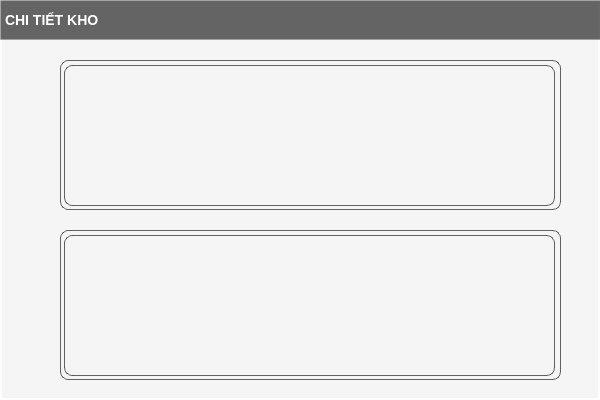
The window that src/modules/admin/ui/ui_design/warehouse_detail.ui (Ryhtruly/Stationery-Officehub) describes before a commit, drawn with Qt 5.
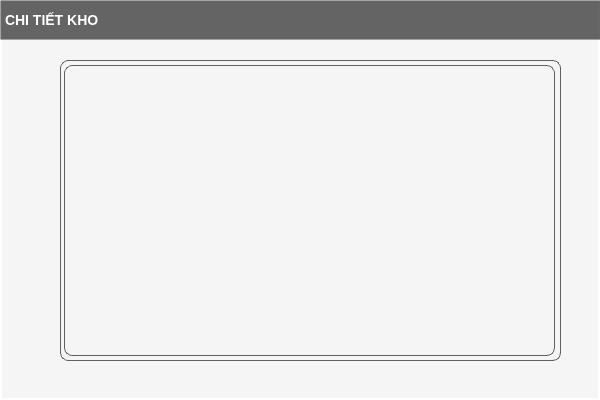
The same window after the commit.

What changed in the file:
```diff
--- a/src/modules/admin/ui/ui_design/warehouse_detail.ui
+++ b/src/modules/admin/ui/ui_design/warehouse_detail.ui
@@ -72,7 +72,7 @@
      <x>60</x>
      <y>60</y>
      <width>501</width>
-     <height>150</height>
+     <height>301</height>
     </rect>
    </property>
    <property name="styleSheet">
@@ -91,40 +91,7 @@
       <x>4</x>
       <y>5</y>
       <width>491</width>
-      <height>141</height>
-     </rect>
-    </property>
-    <property name="text">
-     <string/>
-    </property>
-   </widget>
-  </widget>
-  <widget class="QWidget" name="inf_kho_1" native="true">
-   <property name="geometry">
-    <rect>
-     <x>60</x>
-     <y>230</y>
-     <width>501</width>
-     <height>150</height>
-    </rect>
-   </property>
-   <property name="styleSheet">
-    <string notr="true">QWidget {
-    border: 1px solid rgba(60, 60, 60, 0.8); /* Viền mỏng màu xám đậm */
-    border-radius: 8px; /* Bo góc mềm mại hơn */
-    box-shadow: 0 2px 10px rgba(0, 0, 0, 0.15); /* Thêm đổ bóng nhẹ */
-    background-color: rgba(245, 245, 245, 0.5); /* Nền trắng đục nhẹ */
-    padding: 2px; /* Thêm padding nhỏ */
-}
-</string>
-   </property>
-   <widget class="QLabel" name="label_kho_2">
-    <property name="geometry">
-     <rect>
-      <x>4</x>
-      <y>5</y>
-      <width>491</width>
-      <height>141</height>
+      <height>291</height>
      </rect>
     </property>
     <property name="text">
```
